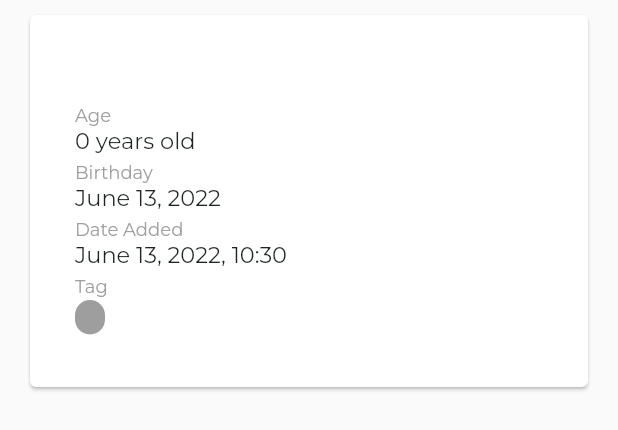
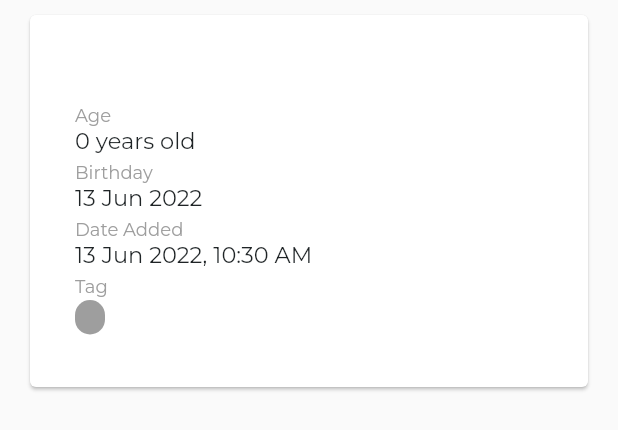
Before and after one commit to melzarjanchico-up/dennis-lechon-crm, a Flutter app: what buildInfo() shows on an empty page, opened directly, on a phone screen of 412 x 824 dp. Shown: the top 430 px of the screen. Run offline on Flutter 3.47's test engine with Material 2 defaults, Android fonts, the phone set to English and light mode, and no system bars; our stand-ins replace cloud_firestore, datetime_picker_formfield, firebase_auth, firebase_core, fl_chart, flutter_spinkit and 3 more; accounts and stored records are empty; statements that could not run were skipped; project files that could hold a hidden picture were left out.

Commit message:
factored some code out

```diff
--- a/lib/screens/customer_screen/customer_info/customer_info.dart
+++ b/lib/screens/customer_screen/customer_info/customer_info.dart
@@ -11,32 +11,7 @@ import 'package:google_fonts/google_fonts.dart';
 //import 'package:dennis_lechon_crm/screens/customer_screen/customer_info/customer_picture.dart';
 //import 'package:random_avatar/random_avatar.dart';
 import 'package:dennis_lechon_crm/screens/customer_screen/customer_info/customer_orderlist.dart';
-
-String getDateFromDate(DateTime givenDate) {
-  var months = [
-    'Jan',
-    'Feb',
-    'Mar',
-    'Apr',
-    'May',
-    'June',
-    'Jul',
-    'Aug',
-    'Sep',
-    'Oct',
-    'Nov',
-    'Dec'
-  ];
-  String datePart =
-      '${months[(givenDate.month) - 1]} ${givenDate.day.toString().padLeft(2, '0')}, ${givenDate.year}';
-  return datePart;
-}
-
-String getTimeFromDate(DateTime givenDate) {
-  String timePart =
-      '${givenDate.hour.toString().padLeft(2, '0')}:${givenDate.minute.toString().padLeft(2, '0')}';
-  return timePart;
-}
+import 'package:intl/intl.dart';
 
 int calculateAge(DateTime birthDate) {
   var from = birthDate;
@@ -153,6 +128,8 @@ Widget buildInfo(Customer customer) {
           (customer.adrCity.isNotEmpty ? '${customer.adrCity} ' : '') +
           (customer.adrProvince.isNotEmpty ? '${customer.adrProvince} ' : '') +
           (customer.adrZipcode.isNotEmpty ? '${customer.adrZipcode} ' : '');
+  final addedDateFormat = DateFormat("dd MMM yyyy, h:mm a");
+  final birthdayFormat = DateFormat("dd MMM yyyy");
 
   return Column(
     children: [
@@ -322,8 +299,7 @@ Widget buildInfo(Customer customer) {
                                       ),
                                       Text(
                                         (customer.dateBirth != null)
-                                            ? getDateFromDate(
-                                                customer.dateBirth!)
+                                            ? birthdayFormat.format(customer.dateBirth!)
                                             : "No Birth Date",
                                         style: const TextStyle(
                                           fontFamily: 'Montserrat',
@@ -355,7 +331,7 @@ Widget buildInfo(Customer customer) {
                                       ),
                                       Text(
                                         (customer.dateAdded != null)
-                                            ? '${getDateFromDate(customer.dateAdded!)}, ${getTimeFromDate(customer.dateAdded!)}'
+                                            ? addedDateFormat.format(customer.dateAdded!)
                                             : "No Added Date",
                                         style: const TextStyle(
                                           fontFamily: 'Montserrat',
```
